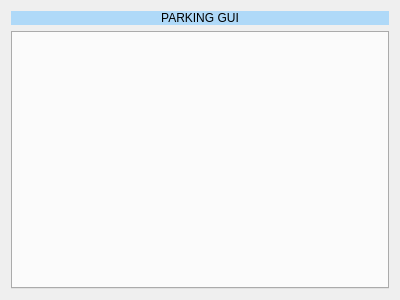
Old version of the form park_gui.ui in the repository slaclab/cavityParking.
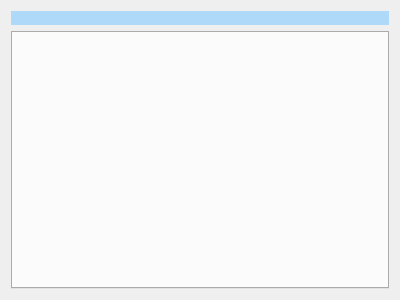
New version of the form.

Commit message: moving PV objects to properties that force connections

Patch:
```diff
--- a/park_gui.ui
+++ b/park_gui.ui
@@ -20,7 +20,7 @@
       <string notr="true">background-color: rgb(175, 217, 248)</string>
      </property>
      <property name="text">
-      <string>PARKING GUI</string>
+      <string/>
      </property>
      <property name="alignment">
       <set>Qt::AlignCenter</set>
```
Left out of the diff: 2 changed lines with no effect on the pictures. The commit also changes 1 other file.
